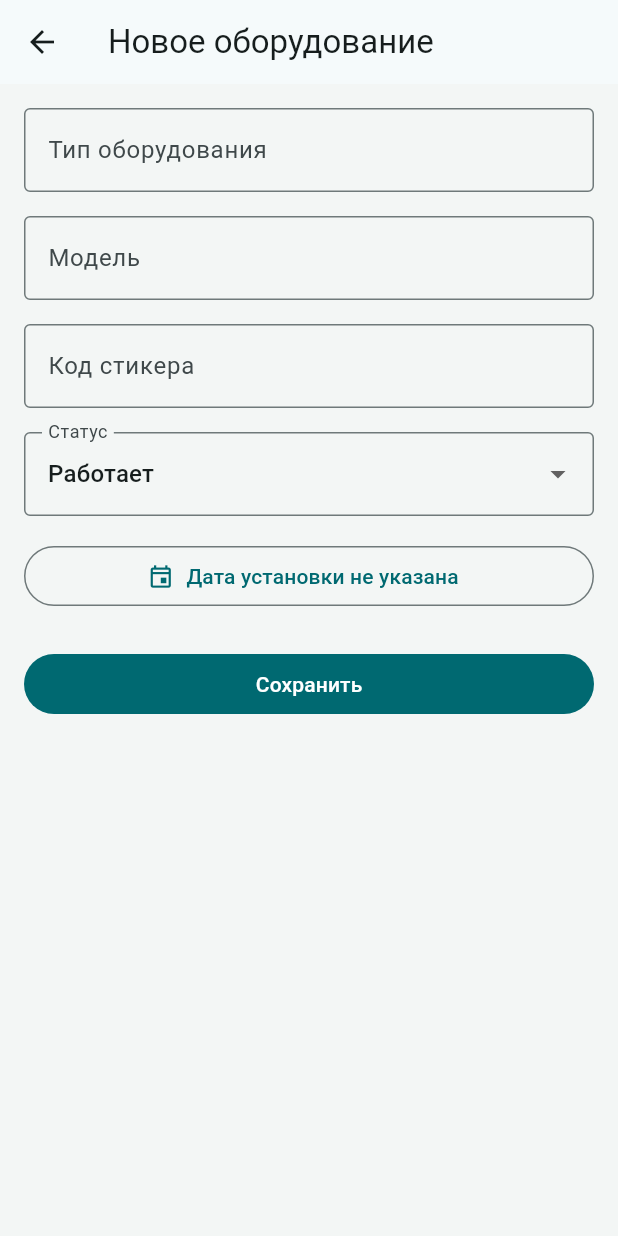
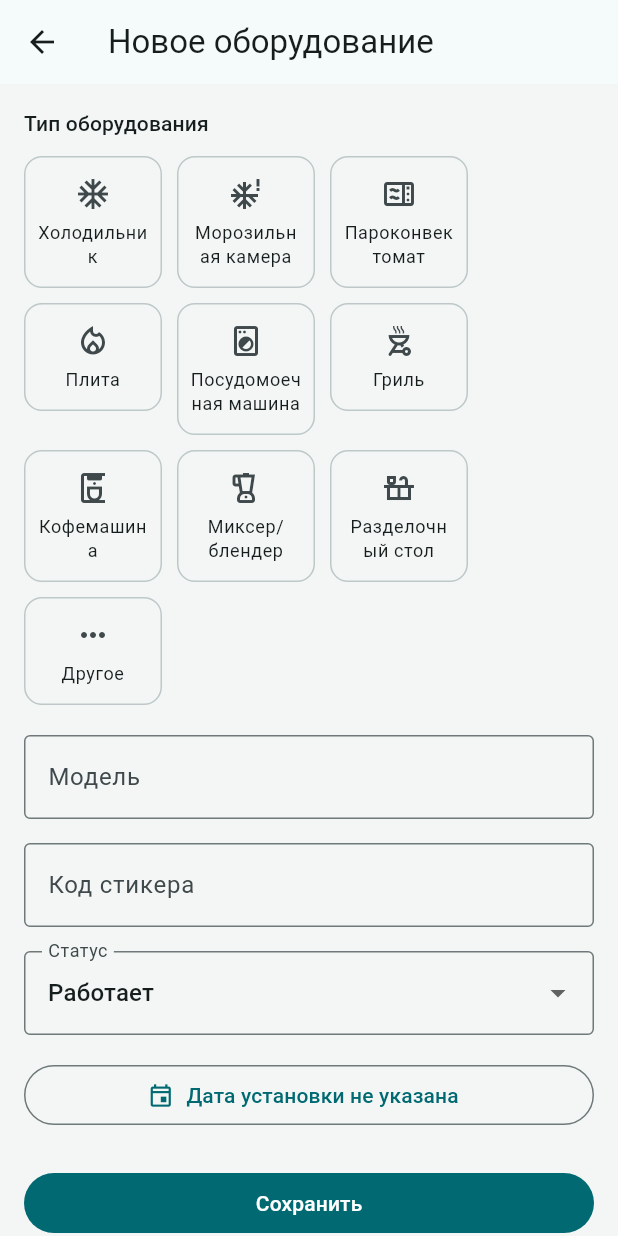
Before and after one commit to savvivs-droid/Project-service, a Flutter app: the EquipmentFormScreen screen opened directly with empty values, on a phone screen of 412 x 824 dp. Run offline on Flutter 3.47's test engine with Material 3 defaults, Android fonts, the phone set to English and light mode, and no system bars; our stand-ins replace flutter_dotenv, supabase_flutter; accounts and stored records are empty.

Commit message:
Заменить поле типа оборудования на выбор иконками с подписью
На форме добавления/редактирования вместо свободного текстового поля —
сетка иконок с подписью (Холодильник, Морозильная камера, Пароконвектомат,
Плита, Посудомоечная машина, Гриль, Кофемашина, Миксер/блендер,
Разделочный стол) плюс "Другое" со свободным текстовым полем для всего
остального. При редактировании существующей записи, чей тип не входит
в список, автоматически выбирается "Другое" с этим текстом.

- core/constants/equipment_icons.dart: список EquipmentTypeOption
  (иконка + подпись) как источник истины и для формы, и для подбора
  иконки в списке (iconForEquipmentType)
- equipment_form_screen.dart: сетка выбираемых плиток вместо текстового
  поля, валидация выбора типа

Co-Authored-By: Claude Sonnet 5 <noreply@anthropic.com>
Claude-Session: https://claude.ai/code/session_01UfStW6u5TZa7GsMQ2dZYSR

```diff
--- a/lib/core/constants/equipment_icons.dart
+++ b/lib/core/constants/equipment_icons.dart
@@ -1,17 +1,43 @@
 import 'package:flutter/material.dart';
 
-/// Подбирает иконку по названию типа оборудования (это свободный текст,
-/// который вводит администратор, — не enum). Ищет по ключевым словам,
-/// покрывает самое частое оборудование гастрокухни. Для нераспознанного
-/// типа — нейтральная иконка кухонного оборудования.
+/// Один пункт визуального выбора типа оборудования на форме добавления.
+class EquipmentTypeOption {
+  final String label;
+  final IconData icon;
+
+  const EquipmentTypeOption({required this.label, required this.icon});
+}
+
+/// Самые частые типы оборудования гастрокухни — показываются иконками
+/// с подписью на форме добавления. Список не исчерпывающий: для всего
+/// остального на форме есть пункт "Другое" со свободным текстом (тип
+/// в базе — обычный text, не enum, поэтому список ничего не ограничивает).
+const List<EquipmentTypeOption> equipmentTypeOptions = [
+  EquipmentTypeOption(label: 'Холодильник', icon: Icons.ac_unit_outlined),
+  EquipmentTypeOption(label: 'Морозильная камера', icon: Icons.severe_cold_outlined),
+  EquipmentTypeOption(label: 'Пароконвектомат', icon: Icons.microwave_outlined),
+  EquipmentTypeOption(label: 'Плита', icon: Icons.local_fire_department_outlined),
+  EquipmentTypeOption(
+    label: 'Посудомоечная машина',
+    icon: Icons.local_laundry_service_outlined,
+  ),
+  EquipmentTypeOption(label: 'Гриль', icon: Icons.outdoor_grill_outlined),
+  EquipmentTypeOption(label: 'Кофемашина', icon: Icons.coffee_maker_outlined),
+  EquipmentTypeOption(label: 'Миксер/блендер', icon: Icons.blender_outlined),
+  EquipmentTypeOption(label: 'Разделочный стол', icon: Icons.countertops_outlined),
+];
+
+/// Подбирает иконку по названию типа оборудования (свободный текст) —
+/// используется в списке оборудования, где тип уже задан. Ищет по
+/// ключевым словам, покрывает варианты из [equipmentTypeOptions] и
+/// немного шире. Для нераспознанного типа — нейтральная иконка.
 IconData iconForEquipmentType(String type) {
   final normalized = type.toLowerCase();
   bool has(String keyword) => normalized.contains(keyword);
 
   if (has('посудомо')) return Icons.local_laundry_service_outlined;
-  if (has('холодильн') || has('морозил') || has('камера')) {
-    return Icons.ac_unit_outlined;
-  }
+  if (has('морозил')) return Icons.severe_cold_outlined;
+  if (has('холодильн') || has('камера')) return Icons.ac_unit_outlined;
   if (has('пароконвектомат') || has('конвектомат') || has('духов') || has('печь')) {
     return Icons.microwave_outlined;
   }
--- a/lib/features/home/equipment_form_screen.dart
+++ b/lib/features/home/equipment_form_screen.dart
@@ -1,8 +1,11 @@
 import 'package:flutter/material.dart';
 
+import '../../core/constants/equipment_icons.dart';
 import '../../core/constants/equipment_status.dart';
 import '../../models/equipment.dart';
 import '../../services/equipment_repository.dart';
+
+const _otherTypeSentinel = '__other__';
 
 /// Форма добавления или редактирования оборудования. Если [existing]
 /// передан — форма работает на редактирование, иначе создаёт новую запись.
@@ -24,10 +27,12 @@ class _EquipmentFormScreenState extends State<EquipmentFormScreen> {
   final _formKey = GlobalKey<FormState>();
   final _repository = EquipmentRepository();
 
-  late final TextEditingController _typeController;
+  late final TextEditingController _customTypeController;
   late final TextEditingController _modelController;
   late final TextEditingController _stickerCodeController;
 
+  String? _selectedType;
+  bool _showTypeError = false;
   late EquipmentStatus _status;
   DateTime? _installedAt;
   bool _isSaving = false;
@@ -38,7 +43,19 @@ class _EquipmentFormScreenState extends State<EquipmentFormScreen> {
   void initState() {
     super.initState();
     final existing = widget.existing;
-    _typeController = TextEditingController(text: existing?.type ?? '');
+
+    final existingType = existing?.type;
+    if (existingType == null) {
+      _selectedType = null;
+    } else if (equipmentTypeOptions.any((option) => option.label == existingType)) {
+      _selectedType = existingType;
+    } else {
+      _selectedType = _otherTypeSentinel;
+    }
+
+    _customTypeController = TextEditingController(
+      text: _selectedType == _otherTypeSentinel ? existingType : '',
+    );
     _modelController = TextEditingController(text: existing?.model ?? '');
     _stickerCodeController =
         TextEditingController(text: existing?.stickerCode ?? '');
@@ -48,10 +65,17 @@ class _EquipmentFormScreenState extends State<EquipmentFormScreen> {
 
   @override
   void dispose() {
-    _typeController.dispose();
+    _customTypeController.dispose();
     _modelController.dispose();
     _stickerCodeController.dispose();
     super.dispose();
+  }
+
+  void _selectType(String value) {
+    setState(() {
+      _selectedType = value;
+      _showTypeError = false;
+    });
   }
 
   Future<void> _pickInstalledAt() async {
@@ -66,11 +90,18 @@ class _EquipmentFormScreenState extends State<EquipmentFormScreen> {
   }
 
   Future<void> _submit() async {
+    if (_selectedType == null) {
+      setState(() => _showTypeError = true);
+      return;
+    }
     if (!_formKey.currentState!.validate()) return;
+
+    final type = _selectedType == _otherTypeSentinel
+        ? _customTypeController.text.trim()
+        : _selectedType!;
 
     setState(() => _isSaving = true);
     try {
-      final type = _typeController.text.trim();
       final model = _modelController.text.trim();
       final stickerCode = _stickerCodeController.text.trim();
 
@@ -121,17 +152,53 @@ class _EquipmentFormScreenState extends State<EquipmentFormScreen> {
             child: ListView(
               padding: const EdgeInsets.all(16),
               children: [
-                TextFormField(
-                  controller: _typeController,
-                  decoration: const InputDecoration(
-                    labelText: 'Тип оборудования',
-                    hintText: 'Например, Пароконвектомат',
+                Text('Тип оборудования', style: Theme.of(context).textTheme.titleSmall),
+                const SizedBox(height: 12),
+                Wrap(
+                  spacing: 10,
+                  runSpacing: 10,
+                  children: [
+                    for (final option in equipmentTypeOptions)
+                      _TypeOptionTile(
+                        icon: option.icon,
+                        label: option.label,
+                        selected: _selectedType == option.label,
+                        onTap: () => _selectType(option.label),
+                      ),
+                    _TypeOptionTile(
+                      icon: Icons.more_horiz,
+                      label: 'Другое',
+                      selected: _selectedType == _otherTypeSentinel,
+                      onTap: () => _selectType(_otherTypeSentinel),
+                    ),
+                  ],
+                ),
+                if (_showTypeError) ...[
+                  const SizedBox(height: 8),
+                  Text(
+                    'Выберите тип оборудования',
+                    style: TextStyle(
+                      color: Theme.of(context).colorScheme.error,
+                      fontSize: 12,
+                    ),
                   ),
-                  validator: (value) => (value == null || value.trim().isEmpty)
-                      ? 'Введите тип оборудования'
-                      : null,
-                ),
-                const SizedBox(height: 16),
+                ],
+                if (_selectedType == _otherTypeSentinel) ...[
+                  const SizedBox(height: 16),
+                  TextFormField(
+                    controller: _customTypeController,
+                    decoration: const InputDecoration(
+                      labelText: 'Укажите тип оборудования',
+                    ),
+                    validator: (value) {
+                      if (_selectedType != _otherTypeSentinel) return null;
+                      return (value == null || value.trim().isEmpty)
+                          ? 'Введите тип оборудования'
+                          : null;
+                    },
+                  ),
+                ],
+                const SizedBox(height: 20),
                 TextFormField(
                   controller: _modelController,
                   decoration: const InputDecoration(labelText: 'Модель'),
@@ -187,6 +254,59 @@ class _EquipmentFormScreenState extends State<EquipmentFormScreen> {
   }
 }
 
+class _TypeOptionTile extends StatelessWidget {
+  const _TypeOptionTile({
+    required this.icon,
+    required this.label,
+    required this.selected,
+    required this.onTap,
+  });
+
+  final IconData icon;
+  final String label;
+  final bool selected;
+  final VoidCallback onTap;
+
+  @override
+  Widget build(BuildContext context) {
+    final colorScheme = Theme.of(context).colorScheme;
+    return InkWell(
+      onTap: onTap,
+      borderRadius: BorderRadius.circular(12),
+      child: Container(
+        width: 92,
+        padding: const EdgeInsets.symmetric(vertical: 12, horizontal: 8),
+        decoration: BoxDecoration(
+          borderRadius: BorderRadius.circular(12),
+          border: Border.all(
+            color: selected ? colorScheme.primary : colorScheme.outlineVariant,
+            width: selected ? 2 : 1,
+          ),
+          color: selected ? colorScheme.primary.withValues(alpha: 0.08) : null,
+        ),
+        child: Column(
+          mainAxisSize: MainAxisSize.min,
+          children: [
+            Icon(
+              icon,
+              color: selected ? colorScheme.primary : colorScheme.onSurfaceVariant,
+            ),
+            const SizedBox(height: 6),
+            Text(
+              label,
+              textAlign: TextAlign.center,
+              style: Theme.of(context).textTheme.bodySmall?.copyWith(
+                    color: selected ? colorScheme.primary : null,
+                    fontWeight: selected ? FontWeight.w600 : null,
+                  ),
+            ),
+          ],
+        ),
+      ),
+    );
+  }
+}
+
 String _formatDate(DateTime date) {
   final day = date.day.toString().padLeft(2, '0');
   final month = date.month.toString().padLeft(2, '0');
```
